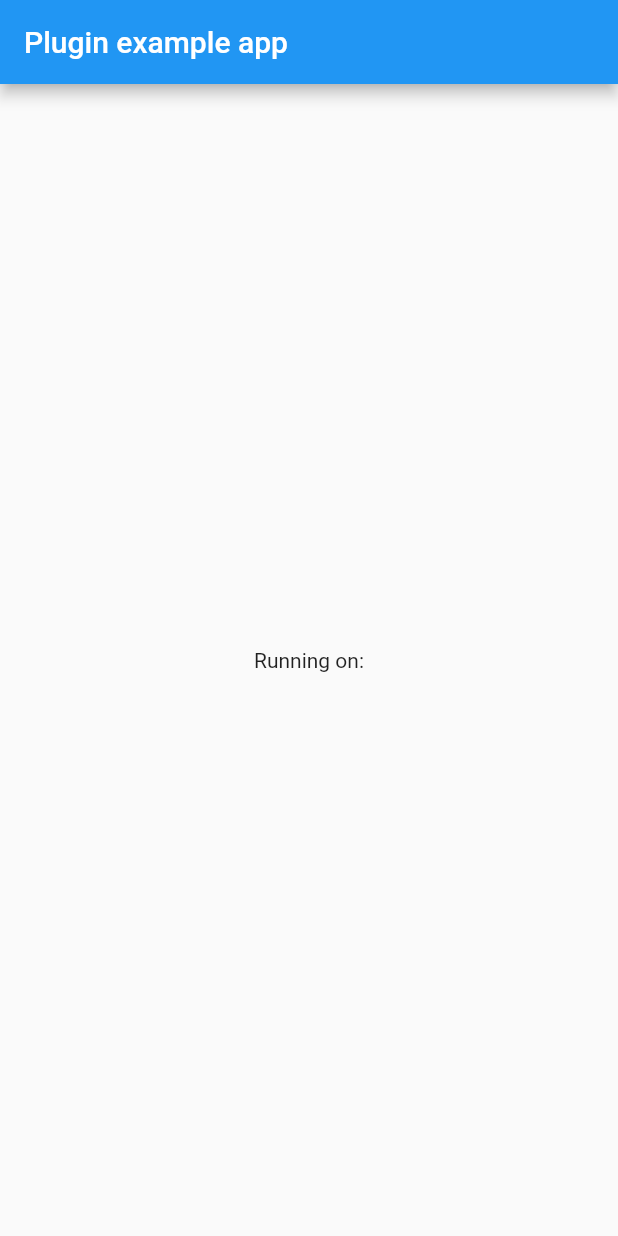
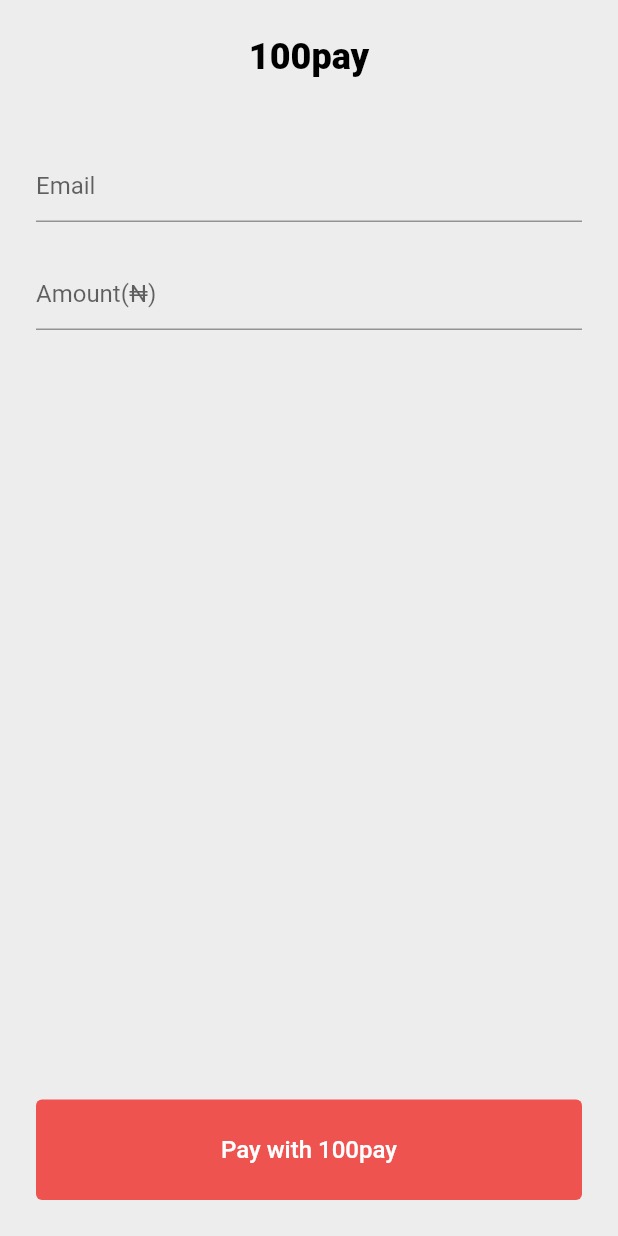
Before and after one commit to shop100global/100pay-flutter-sdk, a Flutter app: the screen it shows after launch, on a phone screen of 412 x 824 dp. Run offline on Flutter 3.47's test engine with Material 2 defaults, Android fonts, the phone set to English and light mode, and no system bars; our stand-ins replace webview_flutter.

Commit message:
minor changes

```diff
--- /dev/null
+++ b/example/lib/home_page.dart
@@ -0,0 +1,114 @@
+import 'dart:developer';
+import 'dart:math' as math;
+
+import 'package:flutter/material.dart';
+import 'package:hundredpay/hundredpay.dart';
+
+class HomePage extends StatefulWidget {
+  const HomePage({Key? key}) : super(key: key);
+
+  @override
+  State<HomePage> createState() => _HomePageState();
+}
+
+class _HomePageState extends State<HomePage> {
+  final emailController = TextEditingController();
+  final amountController = TextEditingController();
+
+  @override
+  void initState() {
+    amountController.addListener(() {
+      setState(() {});
+    });
+    super.initState();
+  }
+
+  String generateRef() {
+    final randomCode = math.Random().nextInt(3234234);
+    return '$randomCode';
+  }
+
+  @override
+  Widget build(BuildContext context) {
+    return Scaffold(
+      backgroundColor: const Color.fromARGB(255, 238, 237, 237),
+      body: SafeArea(
+        child: Padding(
+          padding: const EdgeInsets.all(24),
+          child: Column(
+            crossAxisAlignment: CrossAxisAlignment.stretch,
+            children: [
+              Center(
+                child: Text(
+                  "100pay",
+                  style: Theme.of(context).textTheme.headlineSmall?.copyWith(
+                        color: Colors.black,
+                        fontWeight: FontWeight.w800,
+                      ),
+                ),
+              ),
+              const SizedBox(height: 48),
+              TextField(
+                controller: emailController,
+                decoration: const InputDecoration(
+                  hintText: 'Email',
+                ),
+              ),
+              const SizedBox(height: 24),
+              TextField(
+                controller: amountController,
+                decoration: const InputDecoration(
+                  hintText: 'Amount(₦)',
+                ),
+              ),
+              const Spacer(),
+              TextButton(
+                onPressed: () async {
+                  final ref = generateRef();
+                  final amount = int.parse(amountController.text);
+                  try {
+                    HundredPay.makePayment(
+                        customerEmail: emailController.text,
+                        customerPhoneNumber: '0800000000',
+                        customerName: 'customer',
+                        customerUserId: '111111',
+                        amount: '$amount',
+                        userId: '12345',
+                        refId: ref,
+                        onError: (error) {
+                          log(error.toString());
+                          Navigator.pop(context);
+                        },
+                        description: "For montly sub",
+                        apiKey:
+                            'LIVE;PK;eyJhbGciOiJIUzI1NiIsInR5cCI6IkpXVCJ9.eyJhcHBJZCI6IjY1OTk5ZTc3NTU2MDMyMDAyYjJiNGZjMiIsInVzZXJJZCI6IjY1OTk5ZTc3NTU2MDMyMDAyYjJiNGZiZCIsImlhdCI6MTcwNDU2NjM5MX0.ruM185WGa6eUVRYum5EsNHn7h5oHgumPtsJPRt2ZjYk',
+                        currency: 'NGN',
+                        country: 'NG',
+                        chargeSource: 'api',
+                        callBackUrl: "callBackUrl",
+                        context: context);
+                  } catch (e) {
+                    debugPrint(e.toString());
+                  }
+                },
+                style: ButtonStyle(
+                  backgroundColor: MaterialStateProperty.all(Colors.red[400]),
+                ),
+                child: Padding(
+                  padding: const EdgeInsets.all(16.0),
+                  child: Text(
+                    'Pay${amountController.text.isEmpty ? '' : ' ₦${amountController.text}'} with 100pay',
+                    style: Theme.of(context).textTheme.titleMedium?.copyWith(
+                          color: Colors.white,
+                          fontWeight: FontWeight.w500,
+                        ),
+                  ),
+                ),
+              ),
+            ],
+          ),
+        ),
+      ),
+    );
+  }
+}
--- a/example/lib/main.dart
+++ b/example/lib/main.dart
@@ -1,4 +1,6 @@
 import 'package:flutter/material.dart';
+
+import 'home_page.dart';
 
 void main() {
   runApp(const MyApp());
@@ -14,15 +16,9 @@
 class _MyAppState extends State<MyApp> {
   @override
   Widget build(BuildContext context) {
-    return MaterialApp(
-      home: Scaffold(
-        appBar: AppBar(
-          title: const Text('Plugin example app'),
-        ),
-        body: const Center(
-          child: Text('Running on:'),
-        ),
-      ),
+    return const MaterialApp(
+      debugShowCheckedModeBanner: false,
+      home: HomePage(),
     );
   }
 }
--- a/lib/src/make_api_call.dart
+++ b/lib/src/make_api_call.dart
@@ -1,4 +1,5 @@
 import 'dart:convert';
+import 'dart:developer';
 
 import 'package:http/http.dart' as http;
 import 'package:hundredpay/src/hundred_pay_response_model.dart';
@@ -46,14 +47,15 @@
             "userId": userId,
             "charge_source": chargeSource
           }));
+      log(response.body);
 
       if (response.statusCode.toString()[0] == "2") {
         return HundredPayResponseModel.fromJson(jsonDecode(response.body));
       } else {
-        throw response.reasonPhrase!;
+        throw Exception(response.reasonPhrase!);
       }
     } on Exception catch (e) {
-      throw e.toString();
+      throw Exception(e.toString());
     }
   }
 }
--- a/pubspec.yaml
+++ b/pubspec.yaml
@@ -1,6 +1,6 @@
 name: hundredpay
 description: A new Flutter plugin project.
-version: 0.0.1
+version: 0.0.2
 homepage: https://github.com/shop100global/100pay-flutter-sdk
 repository: https://github.com/shop100global/100pay-flutter-sdk
 issue_tracker: https://github.com/shop100global/100pay-flutter-sdk/issues
```
Also changed, not shown: lib/src/hundred_pay.dart (+41 -35 lines), example/pubspec.lock, 1 other file.
